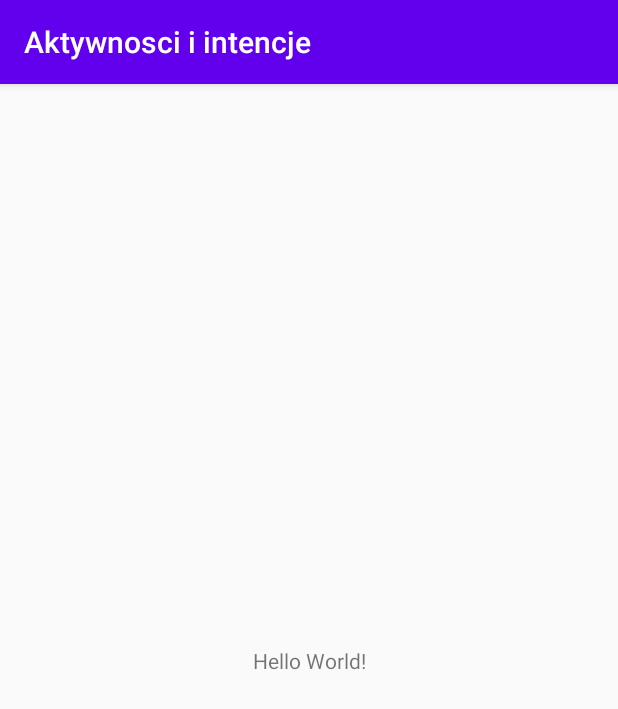
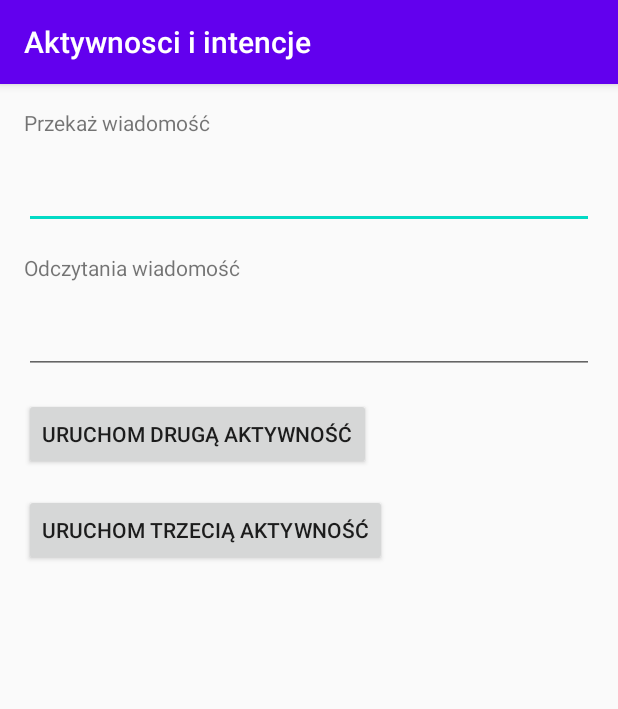
Before and after one commit to jan268/Lab03, an Android app: the screen it shows after launch (MainActivity), on a phone screen of 412 x 824 dp. Shown: the top 709 px of the screen. Run offline under Robolectric (Android 15) with nearby library versions, the phone set to English and light mode, and no system bars.

Commit message:
Main_Activity

```diff
--- a/app/src/main/java/pollub/ism/lab03/DrugaAktywnosc.java
+++ b/app/src/main/java/pollub/ism/lab03/DrugaAktywnosc.java
@@ -9,6 +9,5 @@ public class DrugaAktywnosc extends AppCompatActivity {
     protected void onCreate(Bundle savedInstanceState) {
         super.onCreate(savedInstanceState);
         setContentView(R.layout.activity_druga_aktywnosc);
-        String help = "let me change sth";
     }
 }
--- a/app/src/main/res/layout/activity_main.xml
+++ b/app/src/main/res/layout/activity_main.xml
@@ -7,12 +7,52 @@
         android:layout_height="match_parent"
         tools:context=".MainActivity">
     <TextView
+            android:text="@string/info_przekaz"
             android:layout_width="wrap_content"
+            android:layout_height="wrap_content" android:id="@+id/informacja1"
+            app:layout_constraintStart_toStartOf="parent" app:layout_constraintTop_toTopOf="parent"
+            android:layout_marginStart="16dp" android:layout_marginTop="16dp"/>
+    <EditText
+            android:layout_width="0dp"
             android:layout_height="wrap_content"
-            android:text="Hello World!"
-            app:layout_constraintBottom_toBottomOf="parent"
-            app:layout_constraintLeft_toLeftOf="parent"
-            app:layout_constraintRight_toRightOf="parent"
-            app:layout_constraintTop_toTopOf="parent"/>
-
+            android:inputType="textMultiLine"
+            android:gravity="start|top"
+            android:ems="10"
+            android:id="@+id/wiadomoscWysylanie"
+            android:layout_marginTop="16dp"
+            app:layout_constraintTop_toBottomOf="@+id/informacja1" app:layout_constraintStart_toStartOf="parent"
+            android:layout_marginStart="16dp" android:layout_marginEnd="16dp"
+            app:layout_constraintEnd_toEndOf="parent"/>
+    <TextView
+            android:text="@string/info_odczytana"
+            android:layout_width="wrap_content"
+            android:layout_height="wrap_content" android:id="@+id/informacja2"
+            android:layout_marginTop="16dp"
+            app:layout_constraintTop_toBottomOf="@+id/wiadomoscWysylanie" app:layout_constraintStart_toStartOf="parent"
+            android:layout_marginStart="16dp"/>
+    <EditText
+            android:layout_width="0dp"
+            android:layout_height="wrap_content"
+            android:inputType="textMultiLine"
+            android:gravity="start|top"
+            android:ems="10"
+            android:id="@+id/wiadomoscOdbieranie"
+            android:layout_marginTop="16dp"
+            app:layout_constraintTop_toBottomOf="@+id/informacja2" app:layout_constraintStart_toStartOf="parent"
+            android:layout_marginStart="16dp" android:layout_marginEnd="16dp"
+            app:layout_constraintEnd_toEndOf="parent"/>
+    <Button
+            android:text="@string/uruchom_druga"
+            android:layout_width="wrap_content"
+            android:layout_height="wrap_content" android:id="@+id/przyciskDruga"
+            android:layout_marginTop="16dp"
+            app:layout_constraintTop_toBottomOf="@+id/wiadomoscOdbieranie" app:layout_constraintStart_toStartOf="parent"
+            android:layout_marginStart="16dp"/>
+    <Button
+            android:text="@string/uruchom_trzecia"
+            android:layout_width="wrap_content"
+            android:layout_height="wrap_content" android:id="@+id/uruchomTrzecia"
+            android:layout_marginTop="16dp"
+            app:layout_constraintTop_toBottomOf="@+id/przyciskDruga" app:layout_constraintStart_toStartOf="parent"
+            android:layout_marginStart="16dp"/>
 </androidx.constraintlayout.widget.ConstraintLayout>
```
